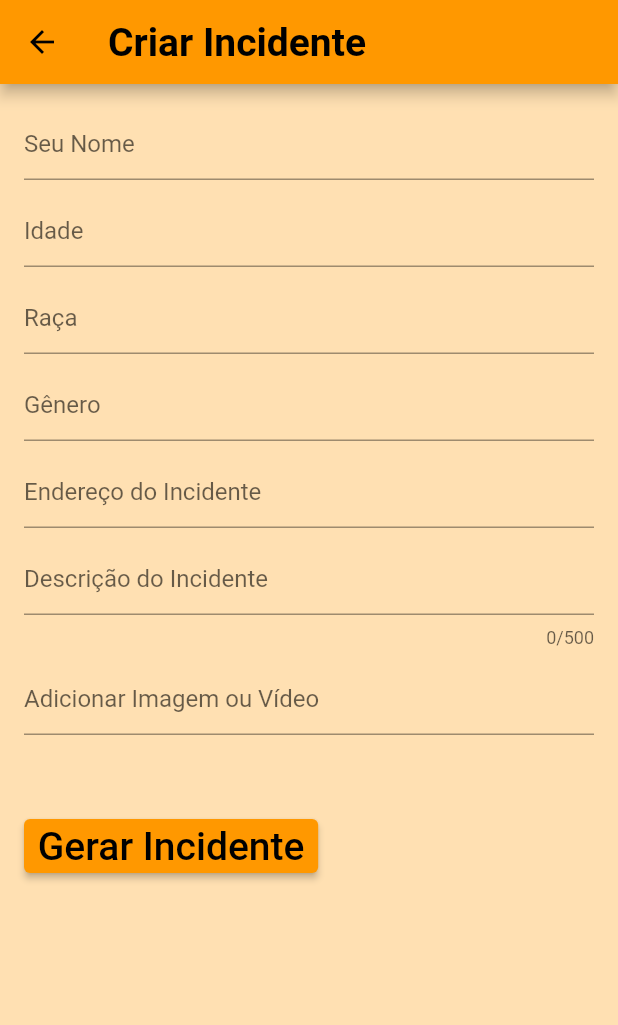
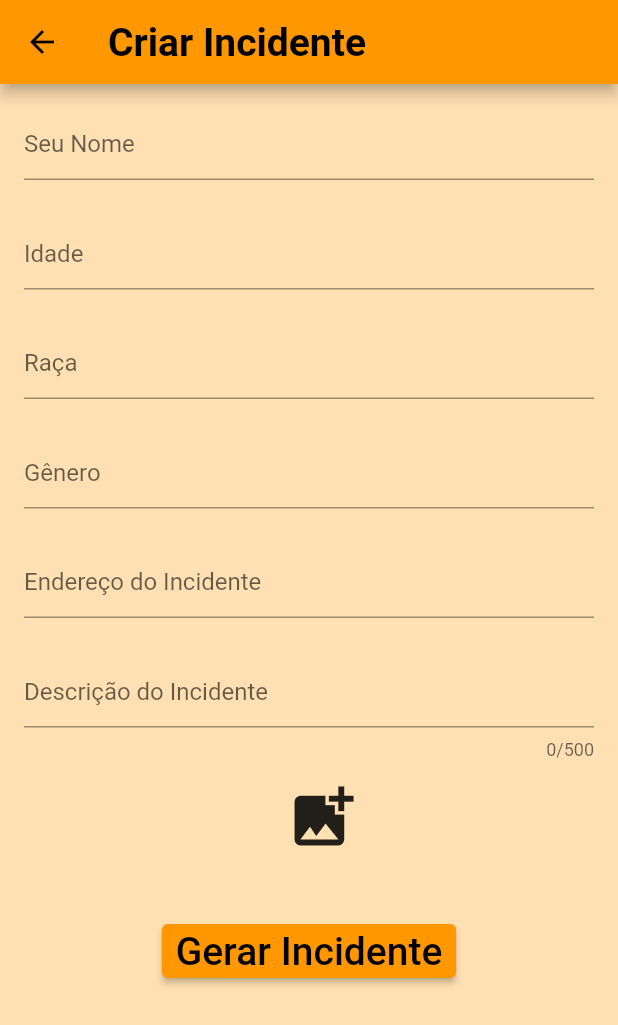
Before and after one commit to Iagolealfa/Cop-Incident, a Flutter app: the CreateIncidentScreen screen opened directly, on a phone screen of 412 x 824 dp. Shown: the top 1025 px of the screen. Run offline on Flutter 3.47's test engine with Material 2 defaults, Android fonts, the phone set to English and light mode, and no system bars; our stand-ins replace cloud_firestore, firebase_auth, firebase_core; accounts and stored records are empty; Roboto replaces fonts that are missing (Bebes Neue, Orienta).

Commit message:
Ajustes na tela de login e criação do botao de adicionar imagem/video e ajustes na tela de criar incidente

```diff
--- a/incident/lib/criarIncidente.dart
+++ b/incident/lib/criarIncidente.dart
@@ -71,7 +71,7 @@ class _CreateIncidentScreenState extends State<CreateIncidentScreen> {
                     });
                   },
                 ),
-                SizedBox(height: 10),
+                SizedBox(height: 25),
                 TextFormField(
                   decoration: InputDecoration(hintText: 'Idade'),
                   keyboardType: TextInputType.number,
@@ -82,7 +82,7 @@ class _CreateIncidentScreenState extends State<CreateIncidentScreen> {
                     });
                   },
                 ),
-                SizedBox(height: 10),
+                SizedBox(height: 25),
                 TextFormField(
                   decoration: InputDecoration(hintText: 'Raça'),
                   validator: _validateField,
@@ -92,7 +92,7 @@ class _CreateIncidentScreenState extends State<CreateIncidentScreen> {
                     });
                   },
                 ),
-                SizedBox(height: 10),
+                SizedBox(height: 25),
                 TextFormField(
                   decoration: InputDecoration(hintText: 'Gênero'),
                   validator: _validateField,
@@ -102,7 +102,7 @@ class _CreateIncidentScreenState extends State<CreateIncidentScreen> {
                     });
                   },
                 ),
-                SizedBox(height: 10),
+                SizedBox(height: 25),
                 TextFormField(
                   decoration:
                       InputDecoration(hintText: 'Endereço do Incidente'),
@@ -113,7 +113,7 @@ class _CreateIncidentScreenState extends State<CreateIncidentScreen> {
                     });
                   },
                 ),
-                SizedBox(height: 10),
+                SizedBox(height: 25),
                 TextFormField(
                   decoration:
                       InputDecoration(hintText: 'Descrição do Incidente'),
@@ -126,18 +126,19 @@ class _CreateIncidentScreenState extends State<CreateIncidentScreen> {
                     });
                   },
                 ),
-                SizedBox(height: 10),
-                TextFormField(
-                  decoration:
-                      InputDecoration(hintText: 'Adicionar Imagem ou Vídeo'),
-                  onChanged: (value) {
-                    setState(() {
-                      _incident.endereco = value;
-                    });
-                  },
+                SizedBox(height: 5),
+                Center(
+                  child: IconButton(
+                    icon: Icon(
+                      Icons.add_photo_alternate,
+                      size: 50,
+                    ), // Icon as an action button on the app bar
+                    onPressed: () {},
+                  ),
                 ),
                 SizedBox(height: 50),
-                ElevatedButton(
+                Center(
+                  child: ElevatedButton(
                     onPressed: () {
                       if (_formKey.currentState!.validate()) {
                         Incident newIncident = Incident(
@@ -158,6 +159,7 @@ class _CreateIncidentScreenState extends State<CreateIncidentScreen> {
                       }
                     },
                     child: Text('Gerar Incidente'),
+                  ),
                 ),
               ],
             ),
--- a/incident/lib/login.dart
+++ b/incident/lib/login.dart
@@ -84,7 +84,7 @@ class _LoginScreenState extends State<LoginScreen> {
     return Scaffold(
       appBar: AppBar(title: Text('Login'), automaticallyImplyLeading: false),
       body: SingleChildScrollView(
-
+        padding: EdgeInsets.symmetric(horizontal: 16, vertical: 100),
         child: Column(
           mainAxisAlignment: MainAxisAlignment.center,
           crossAxisAlignment: CrossAxisAlignment.center,
```
Lines whose indentation alone changed are shown as unchanged.
